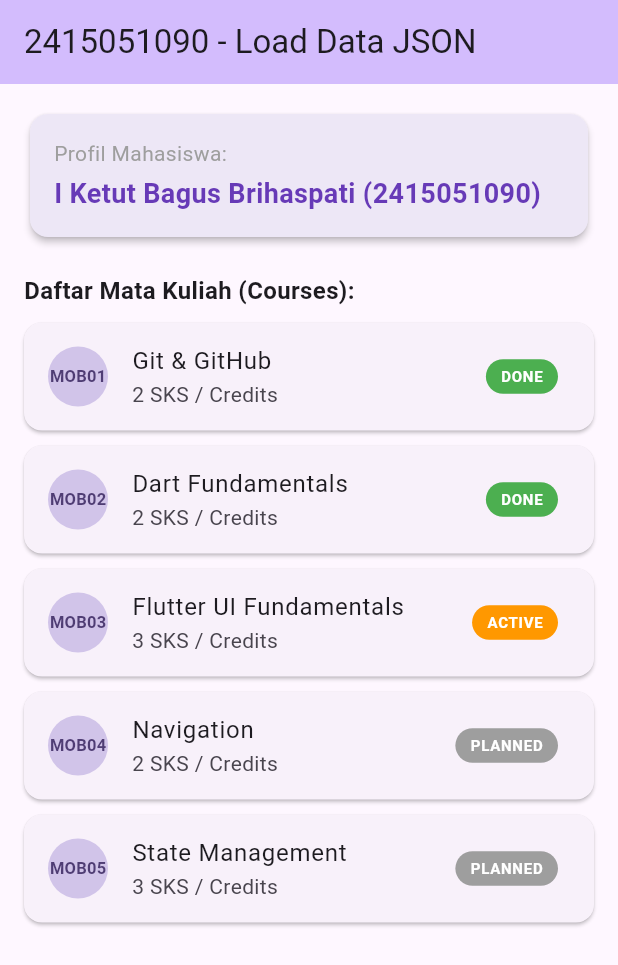
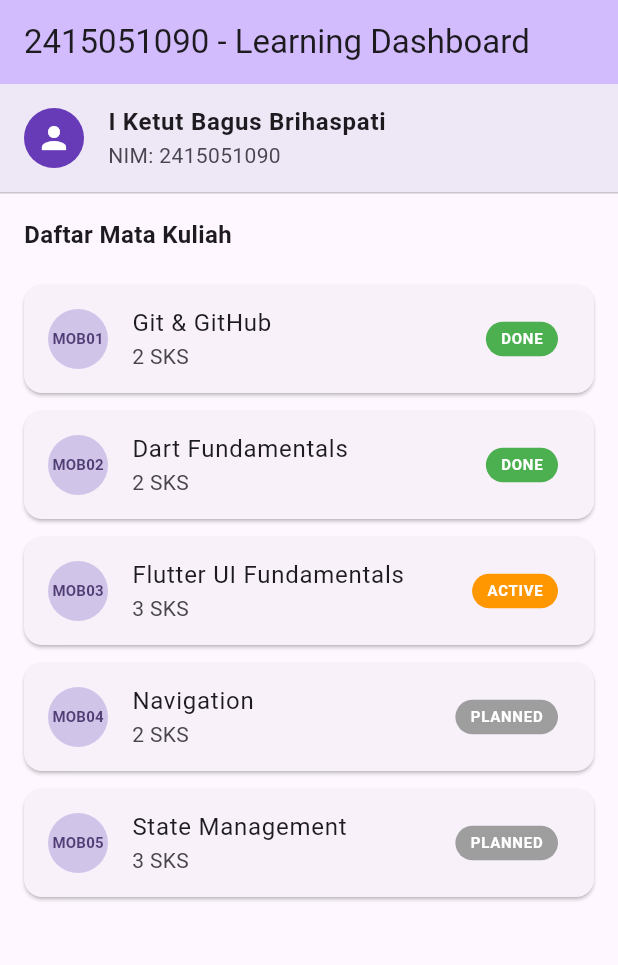
Before and after one commit to bagusbrihaspati/mobile-praktikum., a Flutter app: the screen it shows after launch, on a phone screen of 412 x 824 dp. Shown: the top 965 px of the screen. Run offline on Flutter 3.47's test engine with Material 3 defaults, Android fonts, the phone set to English and light mode, and no system bars.

Commit message:
Tahap 13: Mengoptimalkan FutureBuilder dengan inisialisasi late Future di initState

```diff
--- a/flutter_ui_fundamentals/lib/main.dart
+++ b/flutter_ui_fundamentals/lib/main.dart
@@ -9,112 +9,125 @@ void main() {
   runApp(const MyApp());
 }
 
+// Fungsi Helper untuk Membaca File JSON Asset
+Future<Map<String, dynamic>> loadStudentData() async {
+  final jsonString = await rootBundle.loadString('assets/data/student_data.json');
+  return jsonDecode(jsonString) as Map<String, dynamic>;
+}
+
 class MyApp extends StatelessWidget {
   const MyApp({super.key});
 
   @override
   Widget build(BuildContext context) {
     return MaterialApp(
-      title: 'Tahap 12 - Read Local JSON',
+      title: 'Tahap 13 - Learning Dashboard',
       debugShowCheckedModeBanner: false,
       theme: ThemeData(
         colorScheme: ColorScheme.fromSeed(seedColor: Colors.deepPurple),
         useMaterial3: true,
       ),
-      home: const StudentJsonScreen(),
+      home: const DashboardPage(),
     );
   }
 }
 
-class StudentJsonScreen extends StatefulWidget {
-  const StudentJsonScreen({super.key});
+class DashboardPage extends StatefulWidget {
+  const DashboardPage({super.key});
 
   @override
-  State<StudentJsonScreen> createState() => _StudentJsonScreenState();
+  State<DashboardPage> createState() => _DashboardPageState();
 }
 
-class _StudentJsonScreenState extends State<StudentJsonScreen> {
-  // Function pembaca JSON sesuai instruksi modul
-  Future<Map<String, dynamic>> loadStudentData() async {
-    final jsonString = await rootBundle.loadString('assets/data/student_data.json');
-    return jsonDecode(jsonString) as Map<String, dynamic>;
+class _DashboardPageState extends State<DashboardPage> {
+  // Deklarasi variabel late Future
+  late Future<Map<String, dynamic>> studentFuture;
+
+  @override
+  void initState() {
+    super.initState();
+    // Inisialisasi future satu kali saja saat lifecycle initState
+    studentFuture = loadStudentData();
   }
 
   @override
   Widget build(BuildContext context) {
     return Scaffold(
       appBar: AppBar(
-        title: const Text('$studentId - Load Data JSON'),
+        title: const Text('$studentId - Learning Dashboard'),
         backgroundColor: Theme.of(context).colorScheme.inversePrimary,
       ),
       body: FutureBuilder<Map<String, dynamic>>(
-        future: loadStudentData(),
+        future: studentFuture, // Menggunakan instance future yang sudah diinisialisasi
         builder: (context, snapshot) {
-          // Menampilkan indikator loading saat membaca data
+          // Status 1: Waiting / Loading
           if (snapshot.connectionState == ConnectionState.waiting) {
             return const Center(child: CircularProgressIndicator());
           }
 
-          // Menampilkan pesan jika terjadi error
+          // Status 2: Error
           if (snapshot.hasError) {
             return Center(
-              child: Text('Terjadi Kesalahan: ${snapshot.error}'),
+              child: Padding(
+                padding: const EdgeInsets.all(16.0),
+                child: Text(
+                  'Gagal memuat data: ${snapshot.error}',
+                  textAlign: TextAlign.center,
+                  style: const TextStyle(color: Colors.red),
+                ),
+              ),
             );
           }
 
-          // Jika data berhasil dimuat
-          if (snapshot.hasData) {
+          // Status 3: Data Berhasil Dimuat
           final data = snapshot.data!;
           final student = data['student'] as Map<String, dynamic>;
           final courses = data['courses'] as List<dynamic>;
 
-            return ListView(
-              padding: const EdgeInsets.all(16.0),
+          return Column(
             children: [
-                // Card Informasi Mahasiswa
-                Card(
+              // Card Profil Mahasiswa
+              Container(
+                width: double.infinity,
                 color: Colors.deepPurple.shade50,
-                  elevation: 2,
-                  child: Padding(
-                    padding: const EdgeInsets.all(16.0),
-                    child: Column(
-                      crossAxisAlignment: CrossAxisAlignment.start,
-                      children: [
-                        const Text(
-                          'Profil Mahasiswa:',
-                          style: TextStyle(
-                            fontSize: 14,
-                            color: Colors.grey,
+                child: ListTile(
+                  leading: const CircleAvatar(
+                    backgroundColor: Colors.deepPurple,
+                    child: Icon(Icons.person, color: Colors.white),
+                  ),
+                  title: Text(
+                    student['name'] as String,
+                    style: const TextStyle(fontWeight: FontWeight.bold),
+                  ),
+                  subtitle: Text('NIM: ${student['nim']}'),
                 ),
               ),
-                        const SizedBox(height: 4),
-                        Text(
-                          '${student['name']} (${student['nim']})',
-                          style: const TextStyle(
-                            fontSize: 18,
-                            fontWeight: FontWeight.bold,
-                            color: Colors.deepPurple,
-                          ),
-                        ),
-                      ],
-                    ),
-                  ),
-                ),
-                const SizedBox(height: 20),
-                const Text(
-                  'Daftar Mata Kuliah (Courses):',
+              const Divider(height: 1),
+
+              // Sub-header Daftar Kursus
+              const Padding(
+                padding: EdgeInsets.all(16.0),
+                child: Align(
+                  alignment: Alignment.centerLeft,
+                  child: Text(
+                    'Daftar Mata Kuliah',
                     style: TextStyle(
                       fontSize: 16,
                       fontWeight: FontWeight.bold,
                     ),
                   ),
-                const SizedBox(height: 10),
+                ),
+              ),
 
-                // List Mata Kuliah dari JSON
-                ...courses.map((course) {
-                  final String status = course['status'];
+              // Render ListView untuk daftar courses
+              Expanded(
+                child: ListView.builder(
+                  itemCount: courses.length,
+                  itemBuilder: (context, index) {
+                    final course = courses[index] as Map<String, dynamic>;
+                    final String status = course['status'] as String;
+
                     Color badgeColor;
-
                     if (status == 'done') {
                       badgeColor = Colors.green;
                     } else if (status == 'active') {
@@ -124,20 +137,23 @@ class _StudentJsonScreenState extends State<StudentJsonScreen> {
                     }
 
                     return Card(
-                    margin: const EdgeInsets.only(bottom: 10),
+                      margin: const EdgeInsets.symmetric(
+                        horizontal: 16.0,
+                        vertical: 6.0,
+                      ),
                       child: ListTile(
                         leading: CircleAvatar(
                           backgroundColor: Colors.deepPurple.shade100,
                           child: Text(
-                          course['code'],
+                            course['code'] as String,
                             style: const TextStyle(
-                            fontSize: 11,
+                              fontSize: 10,
                               fontWeight: FontWeight.bold,
                             ),
                           ),
                         ),
-                      title: Text(course['title']),
-                      subtitle: Text('${course['credits']} SKS / Credits'),
+                        title: Text(course['title'] as String),
+                        subtitle: Text('${course['credits']} SKS'),
                         trailing: Container(
                           padding: const EdgeInsets.symmetric(
                             horizontal: 10,
@@ -158,12 +174,11 @@ class _StudentJsonScreenState extends State<StudentJsonScreen> {
                         ),
                       ),
                     );
-                }),
+                  },
+                ),
+              ),
             ],
           );
-          }
-
-          return const Center(child: Text('Data tidak ditemukan'));
         },
       ),
     );
```
Lines whose indentation alone changed are shown as unchanged.
